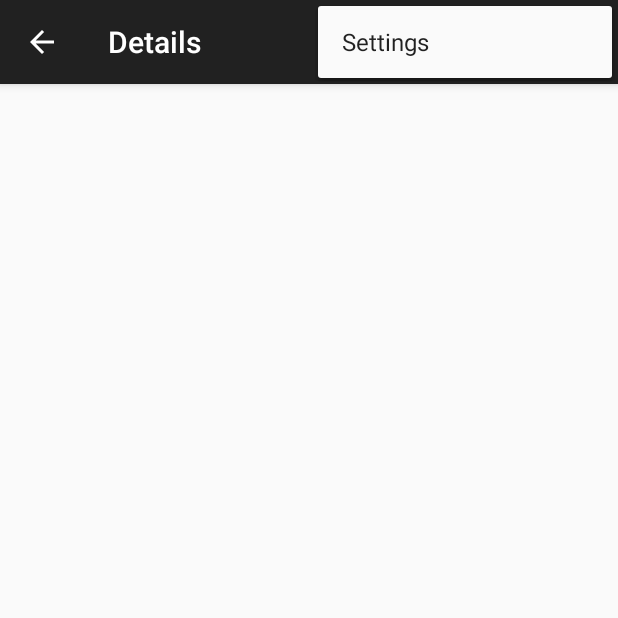
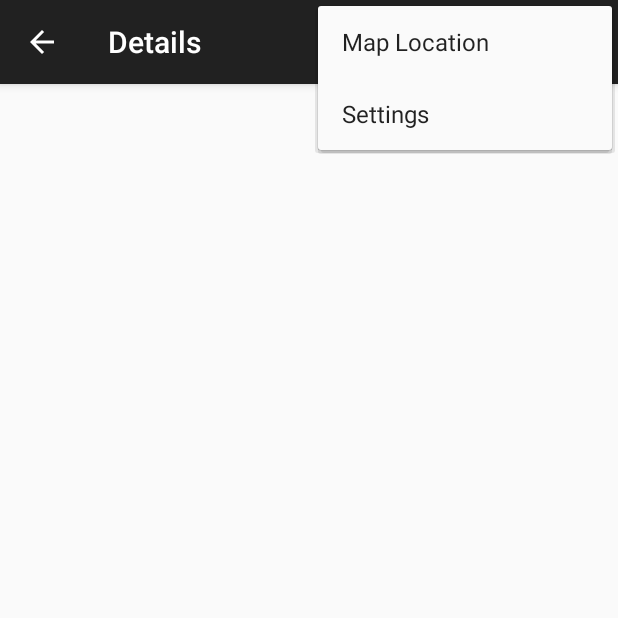
Before and after one commit to b1rd/TravelDeal-mobile, an Android app: the DetailActivity screen opened directly, with no data from a screen before it, with the options menu open, on a phone screen of 412 x 824 dp, the top half of it. Run offline under Robolectric (Android 15) with nearby library versions, the phone set to English and light mode, and no system bars.

Commit message:
added map

```diff
--- a/app/src/main/res/menu/detail.xml
+++ b/app/src/main/res/menu/detail.xml
@@ -5,4 +5,7 @@
     tools:context="com.example.android.traveldeal.DetailActivity">
     <item android:id="@+id/action_settings" android:title="@string/action_settings"
         android:orderInCategory="100" app:showAsAction="never" />
+    <item android:id="@+id/action_map"
+        android:title="@string/action_map"
+        app:showAsAction="never" />
 </menu>
--- a/app/src/main/res/menu/menu_main.xml
+++ b/app/src/main/res/menu/menu_main.xml
@@ -3,4 +3,7 @@
     xmlns:tools="http://schemas.android.com/tools" tools:context=".MainActivity">
     <item android:id="@+id/action_settings" android:title="@string/action_settings"
         android:orderInCategory="100" app:showAsAction="never" />
+    <item android:id="@+id/action_map"
+        android:title="@string/action_map"
+        app:showAsAction="never" />
 </menu>
--- a/app/src/main/res/values/strings.xml
+++ b/app/src/main/res/values/strings.xml
@@ -10,4 +10,5 @@
     <string name="pref_location_default">94043</string>
     <string name="pref_feature_id">notificatons</string>
     <string name="pref_feature_title">Notifications</string>
+    <string name="action_map">Map Location</string>
 </resources>
```
Also changed, not shown: app/src/main/java/com/example/android/traveldeal/MainActivity.java (+32 -0 lines).
